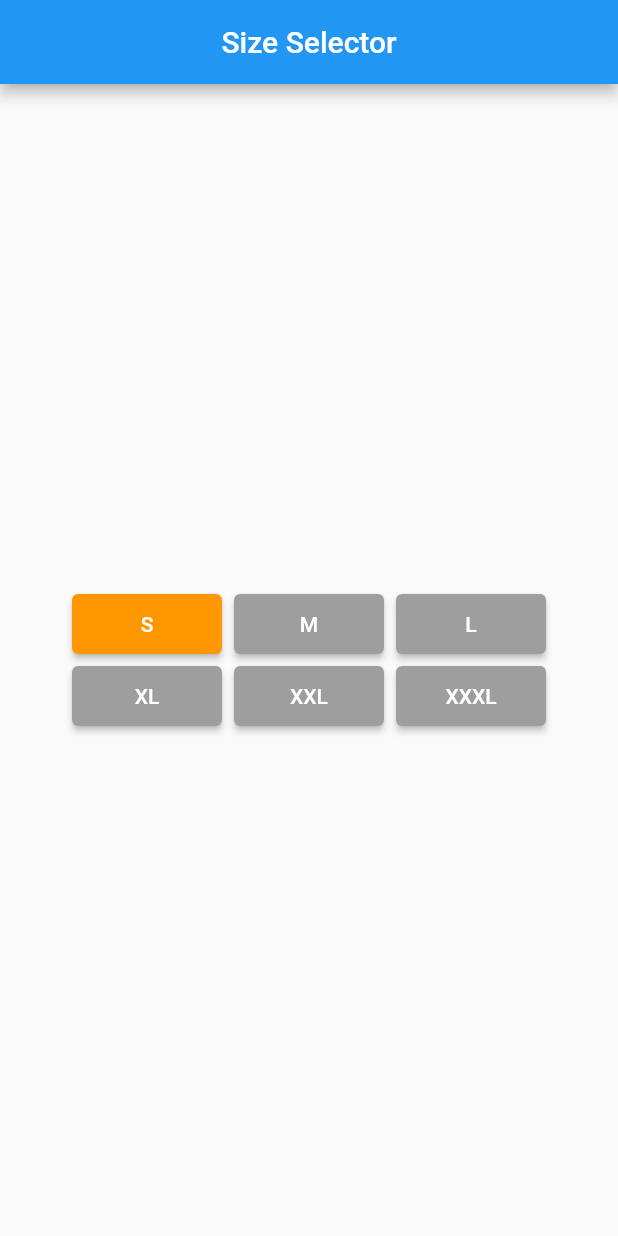
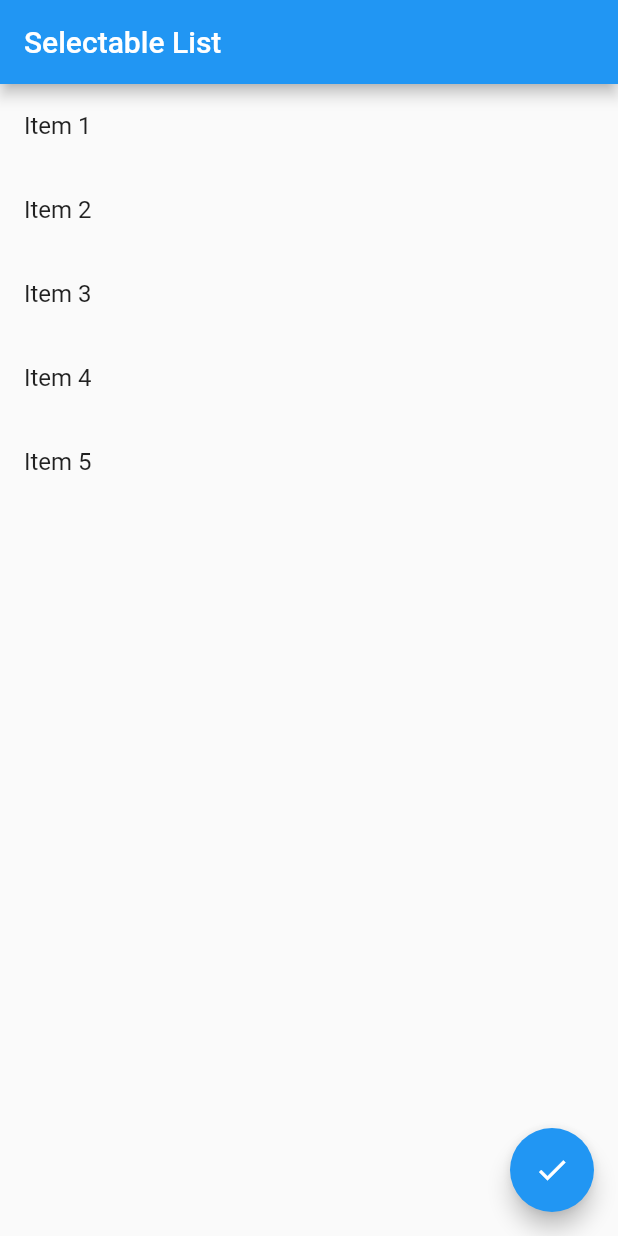
Before and after one commit to sayeedsaadman/live_test, a Flutter app: the screen it shows after launch, on a phone screen of 412 x 824 dp. Run offline on Flutter 3.47's test engine with Material 2 defaults, Android fonts, the phone set to English and light mode, and no system bars.

Commit message:
not completed

```diff
--- a/lib/main.dart
+++ b/lib/main.dart
@@ -1,5 +1,5 @@
 import 'package:flutter/material.dart';
-//not completed
+
 void main() {
   runApp(MyApp());
 }
@@ -8,40 +8,50 @@ class MyApp extends StatelessWidget {
   @override
   Widget build(BuildContext context) {
     return MaterialApp(
-      home: MyHomePage(),
+      home: MyScreen(),
     );
   }
 }
 
-class MyHomePage extends StatefulWidget {
+class MyScreen extends StatefulWidget {
   @override
-  _MyHomePage createState() => _MyHomePage();
+  _MyScreenState createState() => _MyScreenState();
 }
 
-class _MyHomePage extends State<MyHomePage> {
-  Color _selectedColor = Colors.blue;
-  String _selectedSize = 'Small';
+class _MyScreenState extends State<MyScreen> {
+  List<String> items = [
+    "Item 1",
+    "Item 2",
+    "Item 3",
+    "Item 4",
+    "Item 5",
+  ];
+  List<bool> selectedItems = List.filled(5, false);
 
-  void _changeColorAndShowSnackbar(Color newColor, String newSize) {
+  void toggleSelection(int index) {
     setState(() {
-      _selectedColor = newColor;
-      _selectedSize = newSize;
+      selectedItems[index] = !selectedItems[index];
     });
-
-    ScaffoldMessenger.of(context).showSnackBar(
-      SnackBar(
-        content: Text('Selected Size: $_selectedSize'),
-      ),
-    );
   }
 
-  Widget _buildColorButton(Color color, String size) {
-    return ElevatedButton(
-      onPressed: () {
-        _changeColorAndShowSnackbar(color, size);
+  void _showSelectedItemsDialog() {
+    int count = selectedItems.where((selected) => selected).length;
+    showDialog(
+      context: context,
+      builder: (BuildContext context) {
+        return AlertDialog(
+          title: Text("Selected Items"),
+          content: Text("You have selected $count item(s)."),
+          actions: [
+            TextButton(
+              onPressed: () {
+                Navigator.of(context).pop();
+              },
+              child: Text("Close"),
+            ),
+          ],
+        );
       },
-      style: ElevatedButton.styleFrom(primary: color),
-      child: Text(size),
     );
   }
 
@@ -49,53 +59,25 @@ class _MyHomePage extends State<MyHomePage> {
   Widget build(BuildContext context) {
     return Scaffold(
       appBar: AppBar(
-        title: Text('Size Selector'),
-        centerTitle: true,
+        title: Text("Selectable List"),
       ),
-      body: Center(
-        child: Wrap(
-
-          runSpacing: 8,
-          spacing: 8,
-
-          children: [
-            Container(
-              width: 100,
-              height: 40,
-              child: _buildColorButton(Colors.orange, 'S'),
-            ),
-
-            Container(
-              height: 40,
-              width: 100,
-              child: _buildColorButton(Colors.grey, 'M'),
-            ),
-
-            Container(
-              height: 40,
-              width: 100,
-              child: _buildColorButton(Colors.grey, 'L'),
-            ),
-
-            Container(
-              height: 40,
-              width: 100,
-              child: _buildColorButton(Colors.grey, 'XL'),
-            ),
-
-            Container(
-              height: 40,
-              width: 100,
-              child: _buildColorButton(Colors.grey, 'XXL'),
-            ),
-
-            Container(
-              height: 40,
-              width: 100,
-              child: _buildColorButton(Colors.grey, 'XXXL'),
-            ),
-          ],
-        ),
+      body: ListView.builder(
+        itemCount: items.length,
+        itemBuilder: (context, index) {
+          return ListTile(
+            title: Text(items[index]),
+            tileColor: selectedItems[index] ? Colors.blue : null,
+            onTap: () {
+              toggleSelection(index);
+            },
+          );
+        },
+      ),
+      floatingActionButton: FloatingActionButton(
+        onPressed: () {
+          _showSelectedItemsDialog();
+        },
+        child: Icon(Icons.check),
       ),
     );
   }
```
